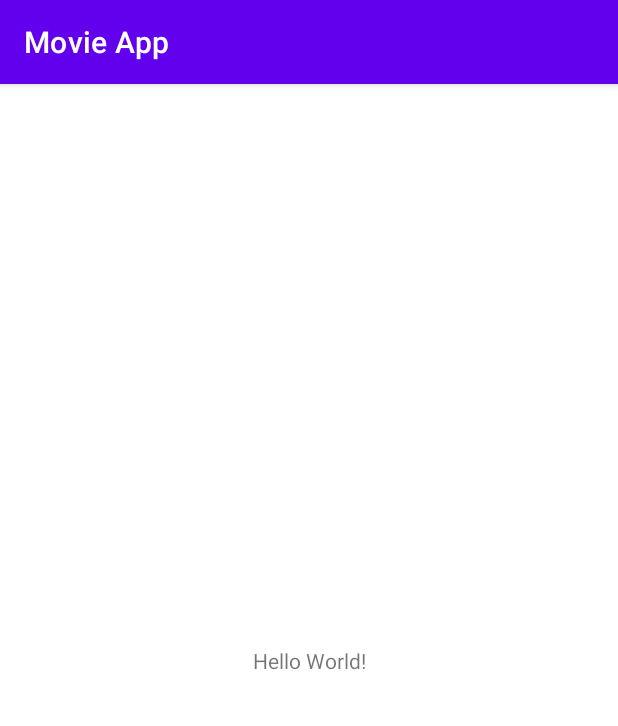
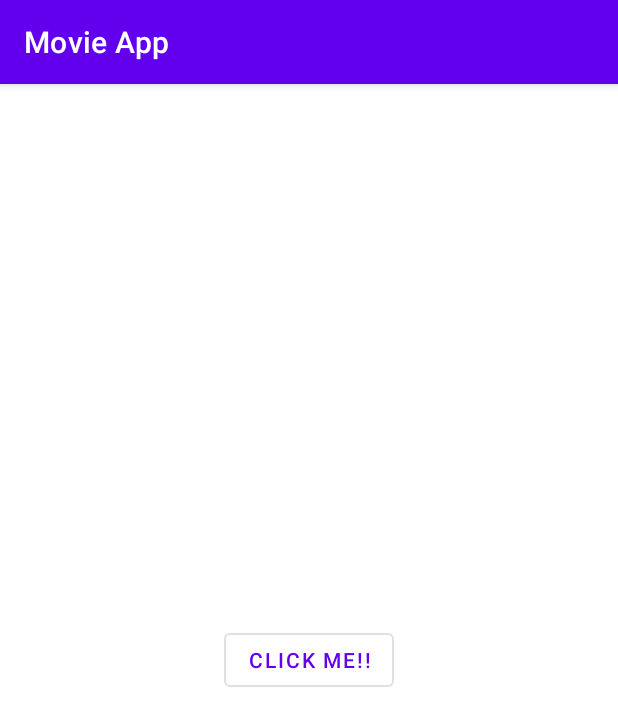
Before and after one commit to 5addam/Movie-App, an Android app: the screen it shows after launch (MainActivity before the commit, MovieListActivity after it), on a phone screen of 412 x 824 dp. Shown: the top 726 px of the screen. Run offline under Robolectric (Android 15) with nearby library versions, the phone set to English and light mode, and no system bars.

```diff
--- a/app/src/main/AndroidManifest.xml
+++ b/app/src/main/AndroidManifest.xml
@@ -1,6 +1,8 @@
 <?xml version="1.0" encoding="utf-8"?>
 <manifest xmlns:android="http://schemas.android.com/apk/res/android"
     package="com.example.movieapp">
+
+    <uses-permission android:name="android.permission.INTERNET"/>
 
     <application
         android:allowBackup="true"
@@ -9,7 +11,7 @@
         android:roundIcon="@mipmap/ic_launcher_round"
         android:supportsRtl="true"
         android:theme="@style/Theme.MovieApp">
-        <activity android:name=".MainActivity">
+        <activity android:name=".MovieListActivity">
             <intent-filter>
                 <action android:name="android.intent.action.MAIN" />
 
--- a/app/src/main/java/com/example/movieapp/MainActivity.java
+++ /dev/null
@@ -1,14 +0,0 @@
-package com.example.movieapp;
-
-import androidx.appcompat.app.AppCompatActivity;
-
-import android.os.Bundle;
-
-public class MainActivity extends AppCompatActivity {
-
-    @Override
-    protected void onCreate(Bundle savedInstanceState) {
-        super.onCreate(savedInstanceState);
-        setContentView(R.layout.activity_main);
-    }
-}
--- /dev/null
+++ b/app/src/main/java/com/example/movieapp/repositories/MovieRepository.java
@@ -0,0 +1,32 @@
+package com.example.movieapp.repositories;
+
+import androidx.lifecycle.LiveData;
+import androidx.lifecycle.MutableLiveData;
+
+import com.example.movieapp.models.MovieModel;
+
+import java.util.List;
+
+public class MovieRepository {
+    //This class is acting as repositories
+
+    //This is LiveData
+    private MutableLiveData<List<MovieModel>> mutableLiveData;
+
+    private static MovieRepository instance;
+
+    public static MovieRepository getInstance(){
+        if(instance == null)
+            instance = new MovieRepository();
+
+        return instance;
+    }
+
+    private MovieRepository(){
+        mutableLiveData = new MutableLiveData<>();
+    }
+
+    public LiveData<List<MovieModel>> getMovies(){
+        return mutableLiveData;
+    }
+}
--- a/app/src/main/java/com/example/movieapp/request/Service.java
+++ b/app/src/main/java/com/example/movieapp/request/Service.java
@@ -17,7 +17,7 @@ public class Service {
 
     private static MovieApi movieApi = retrofit.create(MovieApi.class);
 
-    public MovieApi getMovieApi(){
+    public static MovieApi getMovieApi(){
         return movieApi;
     }
 }
--- a/app/src/main/java/com/example/movieapp/utils/MovieApi.java
+++ b/app/src/main/java/com/example/movieapp/utils/MovieApi.java
@@ -1,4 +1,32 @@
 package com.example.movieapp.utils;
 
+import com.example.movieapp.models.MovieModel;
+import com.example.movieapp.response.MovieResponse;
+import com.example.movieapp.response.MovieSearchResponse;
+
+import retrofit2.Call;
+import retrofit2.http.GET;
+import retrofit2.http.Path;
+import retrofit2.http.Query;
+
 public interface MovieApi {
+
+    //Search for movies
+    // https://api.themoviedb.org/3/search/movie?api_key=08e3a3bb1b7e8a2cc531452bd42f448d&query=Jack+Reacher
+    @GET("/3/search/movie")
+    Call<MovieSearchResponse> searchMovie(
+            @Query("api_key") String key,
+            @Query("query") String query,
+            @Query("page") String page
+    );
+
+
+    //Search by ID
+    // https://api.themoviedb.org/3/movie/550?api_key=08e3a3bb1b7e8a2cc531452bd42f448d
+    @GET("/3/movie/{movie_id}?")
+    Call<MovieModel> getMovie(
+            @Path("movie_id") int movie_id,
+            @Query("api_key") String api_key
+    );
+
 }
--- /dev/null
+++ b/app/src/main/java/com/example/movieapp/viewmodels/MovieListViewModel.java
@@ -0,0 +1,26 @@
+package com.example.movieapp.viewmodels;
+
+import androidx.lifecycle.LiveData;
+import androidx.lifecycle.MutableLiveData;
+import androidx.lifecycle.ViewModel;
+
+import com.example.movieapp.models.MovieModel;
+import com.example.movieapp.repositories.MovieRepository;
+
+import java.util.List;
+
+public class MovieListViewModel extends ViewModel {
+
+    //This class is used for ViewModel
+    private MovieRepository movieRepository;
+
+
+    //Constructor
+    public MovieListViewModel() {
+        movieRepository = MovieRepository.getInstance();
+    }
+
+    public LiveData<List<MovieModel>> getMovies(){
+        return movieRepository.getMovies();
+    }
+}
--- a/app/src/main/res/layout/activity_main.xml
+++ b/app/src/main/res/layout/activity_main.xml
@@ -4,12 +4,15 @@
     xmlns:tools="http://schemas.android.com/tools"
     android:layout_width="match_parent"
     android:layout_height="match_parent"
-    tools:context=".MainActivity">
+    tools:context=".MovieListActivity">
 
-    <TextView
+    <com.google.android.material.button.MaterialButton
         android:layout_width="wrap_content"
         android:layout_height="wrap_content"
-        android:text="Hello World!"
+        android:text="Click Me!!"
+        android:id="@+id/btn_click"
+        app:rippleColor="@android:color/secondary_text_dark"
+        style="@style/Widget.MaterialComponents.Button.OutlinedButton"
         app:layout_constraintBottom_toBottomOf="parent"
         app:layout_constraintLeft_toLeftOf="parent"
         app:layout_constraintRight_toRightOf="parent"
```
Also changed, not shown: app/build.gradle (+11 -0 lines), app/src/main/java/com/example/movieapp/MovieListActivity.java (added, +132 -0 lines), app/src/main/java/com/example/movieapp/models/MovieModel.java (+77 -3 lines), app/src/main/java/com/example/movieapp/response/MovieResponse.java (added, +25 -0 lines), app/src/main/java/com/example/movieapp/response/MovieSearchResponse.java (added, +31 -0 lines).
